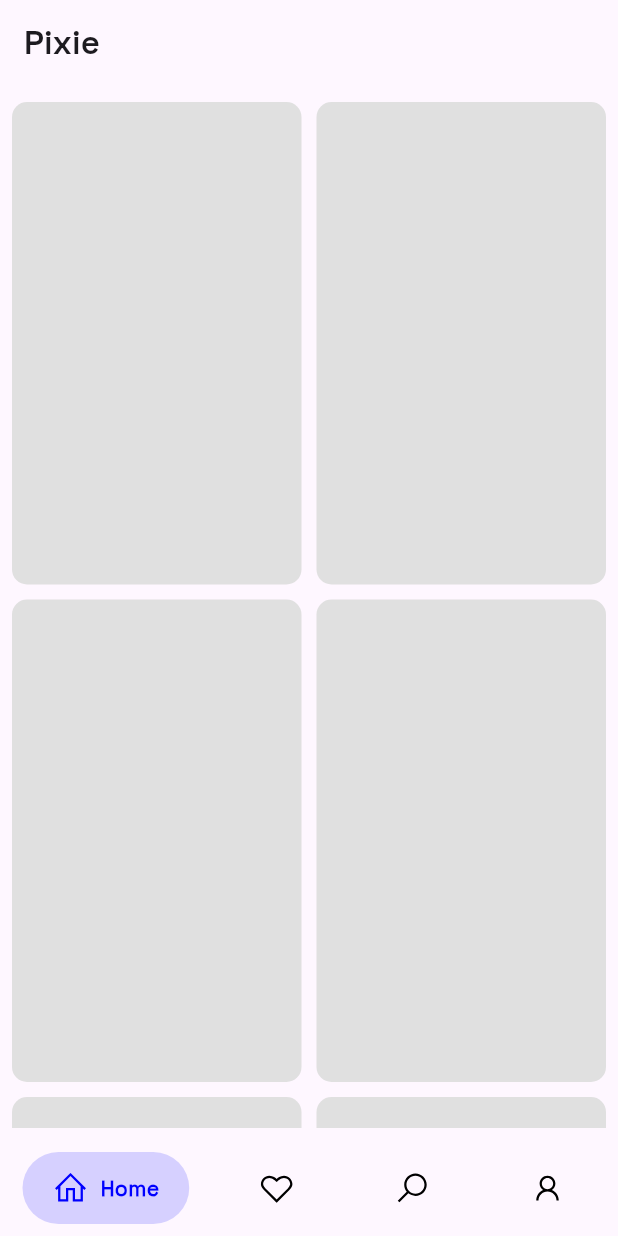
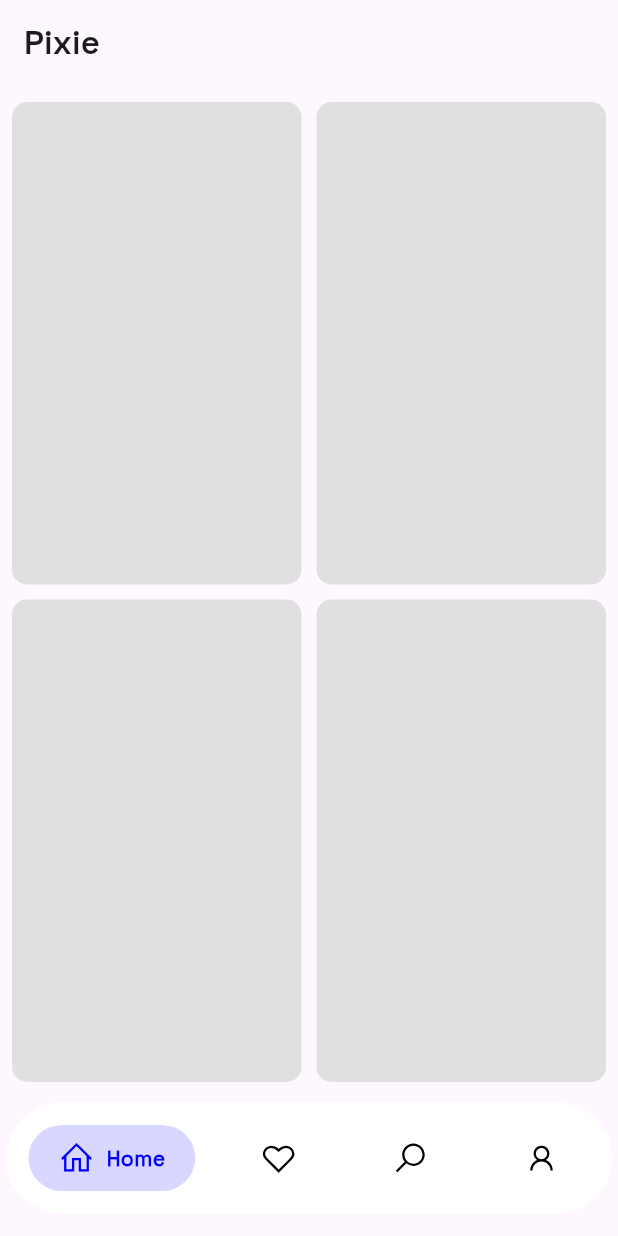
Before and after one commit to talalalghazal5/Pixie, a Flutter app: the screen it shows after launch, on a phone screen of 412 x 824 dp. Run offline on Flutter 3.47's test engine with Material 3 defaults, Android fonts, the phone set to English and light mode, and no system bars; drawn by our look-alikes of google_nav_bar; our stand-ins replace dio, font_awesome_flutter, get, line_icons, shared_preferences.

Commit message:
enhancements on the navbar

```diff
--- a/pixie/lib/UI/components/navbar.dart
+++ b/pixie/lib/UI/components/navbar.dart
@@ -3,7 +3,6 @@ import 'package:get/get.dart';
 import 'package:google_nav_bar/google_nav_bar.dart';
 import 'package:line_icons/line_icons.dart';
 import 'package:pixie/controllers/main_controller.dart';
-import 'package:pixie/main.dart';
 
 class Navbar extends StatelessWidget {
   const Navbar({super.key});
@@ -12,12 +11,14 @@ class Navbar extends StatelessWidget {
   Widget build(BuildContext context) {
     MainController mainController = Get.find<MainController>();
     return Container(
+      margin: const EdgeInsets.only(bottom: 15, left: 4, right: 4),
       decoration: const BoxDecoration(
-        color: Colors.transparent,
+        color: Colors.white,
+        borderRadius: BorderRadius.all(Radius.circular(100)),
       ),
       child: SafeArea(
         child: Padding(
-          padding: const EdgeInsets.symmetric(horizontal: 15.0, vertical: 8),
+          padding: const EdgeInsets.symmetric(horizontal: 10.0, vertical: 10),
           child: Obx(
             () => GNav(
               rippleColor: Colors.grey[300]!,
@@ -25,12 +26,12 @@ class Navbar extends StatelessWidget {
               gap: 8,
               activeColor: Colors.black,
               iconSize: 24,
-              padding: const EdgeInsets.symmetric(horizontal: 20, vertical: 12),
+              padding: const EdgeInsets.symmetric(horizontal: 20, vertical: 10),
               duration: const Duration(milliseconds: 200),
               curve: Curves.easeInCubic,
               tabBackgroundColor: Colors.grey[100]!,
-
               color: Colors.black,
+              tabMargin: const EdgeInsets.all(5),
               tabs: [
                 GButton(
                   icon: LineIcons.home,
```
